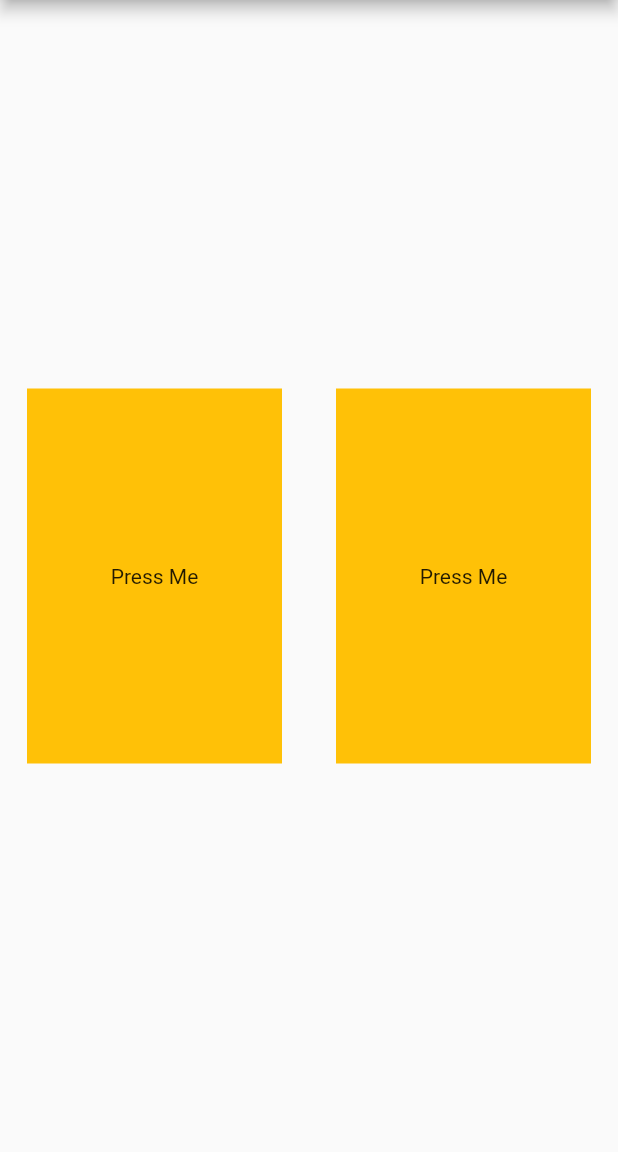
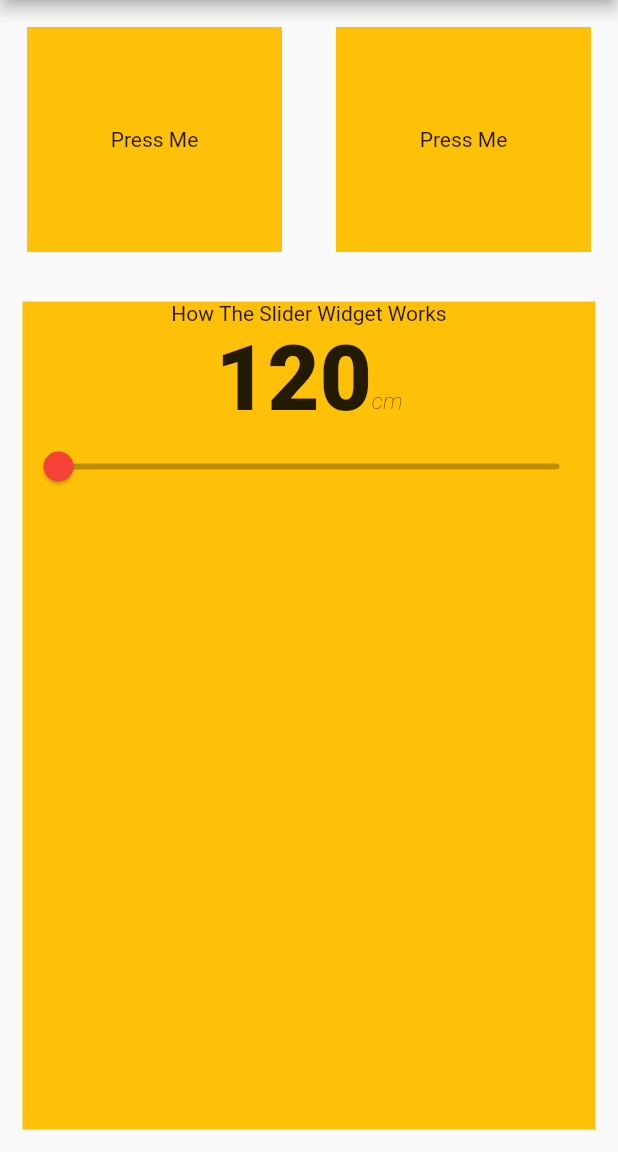
Before and after one commit to sanjibsinha/happiness_calculator, a Flutter app: the screen it shows after launch, on a phone screen of 412 x 824 dp, the part 84-1236 px from its top. Run offline on Flutter 3.47's test engine with Material 2 defaults, Android fonts, the phone set to English and light mode, and no system bars.

Commit message:
Second for this branch

```diff
--- a/lib/view/happiness_home_page.dart
+++ b/lib/view/happiness_home_page.dart
@@ -17,6 +17,7 @@ class HappinessHomePage extends StatefulWidget {
 
 class _HappinessHomePageState extends State<HappinessHomePage> {
   ContainerColor? selectedContainer;
+  int height = 120;
 
   @override
   Widget build(BuildContext context) {
@@ -34,6 +35,53 @@ class _HappinessHomePageState extends State<HappinessHomePage> {
                 expandEnum(ContainerColor.second),
               ],
             ),
+            Expanded(
+              child: Container(
+                margin: const EdgeInsets.all(15.0),
+                alignment: Alignment.center,
+                color: inactiveColor,
+                width: double.infinity,
+                child: Column(
+                  children: [
+                    const Text('How The Slider Widget Works'),
+                    Row(
+                      mainAxisAlignment: MainAxisAlignment.center,
+                      crossAxisAlignment: CrossAxisAlignment.baseline,
+                      textBaseline: TextBaseline.alphabetic,
+                      children: [
+                        Text(
+                          height.toString(),
+                          style: const TextStyle(
+                            fontSize: 60.0,
+                            fontWeight: FontWeight.w900,
+                          ),
+                        ),
+                        const Text(
+                          'cm',
+                          style: TextStyle(
+                            fontSize: 15.0,
+                            fontWeight: FontWeight.w100,
+                            fontStyle: FontStyle.italic,
+                          ),
+                        ),
+                      ],
+                    ),
+                    Slider(
+                      value: height.toDouble(),
+                      min: 120.0,
+                      max: 220.0,
+                      activeColor: activeColor,
+                      inactiveColor: Colors.black26,
+                      onChanged: (double newValue) {
+                        setState(() {
+                          height = newValue.round();
+                        });
+                      },
+                    ),
+                  ],
+                ),
+              ),
+            )
           ],
         ),
       ),
@@ -55,8 +103,8 @@ class _HappinessHomePageState extends State<HappinessHomePage> {
             color: selectedContainer == containerColor
                 ? activeColor
                 : inactiveColor,
-            width: 250.0,
-            height: 250.0,
+            width: 150.0,
+            height: 150.0,
             child: const Text('Press Me'),
           ),
         ),
```
